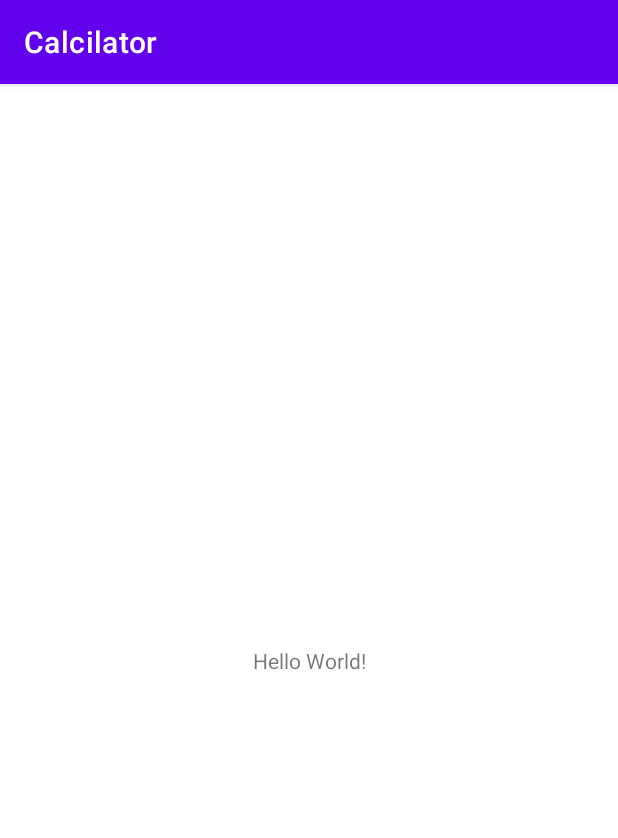
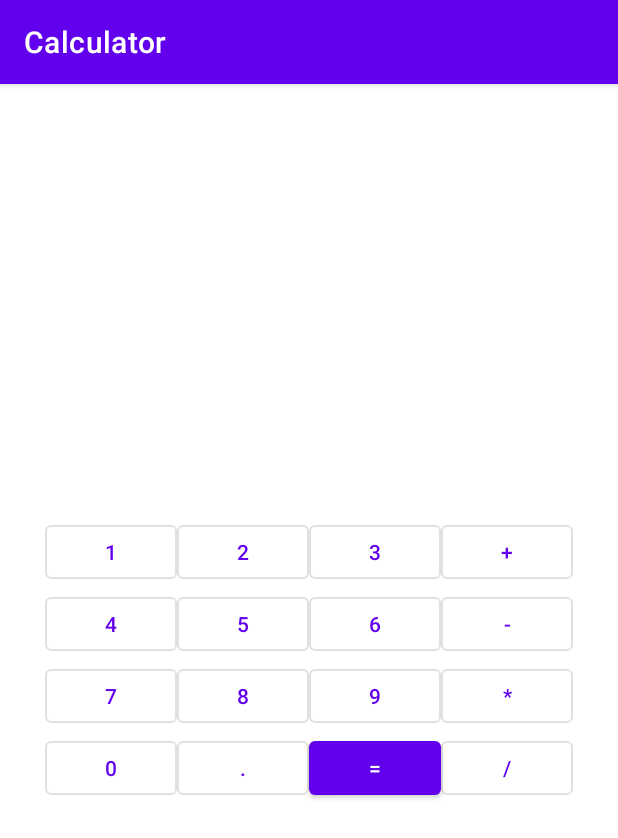
Before and after one commit to DenZoHunter/Calculator, an Android app: the screen it shows after launch (MainActivity), on a phone screen of 412 x 824 dp. Shown: the top 838 px of the screen. Run offline under Robolectric (Android 15) with nearby library versions, the phone set to English and light mode, and no system bars.

Commit message:
add buttons

```diff
--- a/app/src/main/res/layout/activity_main.xml
+++ b/app/src/main/res/layout/activity_main.xml
@@ -1,18 +1,123 @@
 <?xml version="1.0" encoding="utf-8"?>
-<androidx.constraintlayout.widget.ConstraintLayout xmlns:android="http://schemas.android.com/apk/res/android"
-    xmlns:app="http://schemas.android.com/apk/res-auto"
-    xmlns:tools="http://schemas.android.com/tools"
-    android:layout_width="match_parent"
-    android:layout_height="match_parent"
-    tools:context=".MainActivity">
+<GridLayout xmlns:android="http://schemas.android.com/apk/res/android"
+    android:layout_width="wrap_content"
+    android:layout_height="wrap_content"
+    android:layout_gravity="center"
+    android:columnCount="4"
+    android:orientation="horizontal">
 
-    <TextView
+
+    <Button
+        android:id="@+id/btn1"
+        style="?attr/materialButtonOutlinedStyle"
         android:layout_width="wrap_content"
         android:layout_height="wrap_content"
-        android:text="Hello World!"
-        app:layout_constraintBottom_toBottomOf="parent"
-        app:layout_constraintLeft_toLeftOf="parent"
-        app:layout_constraintRight_toRightOf="parent"
-        app:layout_constraintTop_toTopOf="parent" />
+        android:text="@string/button1" />
 
-</androidx.constraintlayout.widget.ConstraintLayout>
+
+    <Button
+        android:id="@+id/btn2"
+        style="?attr/materialButtonOutlinedStyle"
+        android:layout_width="wrap_content"
+        android:layout_height="wrap_content"
+        android:text="@string/button2" />
+
+    <Button
+        android:id="@+id/btn3"
+        style="?attr/materialButtonOutlinedStyle"
+        android:layout_width="wrap_content"
+        android:layout_height="wrap_content"
+        android:text="@string/button3" />
+
+    <Button
+        android:id="@+id/btn_plus"
+        style="?attr/materialButtonOutlinedStyle"
+        android:layout_width="wrap_content"
+        android:layout_height="wrap_content"
+        android:text="@string/button_plus" />
+
+    <Button
+        android:id="@+id/btn4"
+        style="?attr/materialButtonOutlinedStyle"
+        android:layout_width="wrap_content"
+        android:layout_height="wrap_content"
+        android:text="@string/button4" />
+
+    <Button
+        android:id="@+id/btn5"
+        style="?attr/materialButtonOutlinedStyle"
+        android:layout_width="wrap_content"
+        android:layout_height="wrap_content"
+        android:text="@string/button5" />
+
+    <Button
+        android:id="@+id/btn6"
+        style="?attr/materialButtonOutlinedStyle"
+        android:layout_width="wrap_content"
+        android:layout_height="wrap_content"
+        android:text="@string/button6" />
+
+    <Button
+        android:id="@+id/btn_minus"
+        style="?attr/materialButtonOutlinedStyle"
+        android:layout_width="wrap_content"
+        android:layout_height="wrap_content"
+        android:text="@string/button_minus" />
+
+    <Button
+        android:id="@+id/btn7"
+        style="?attr/materialButtonOutlinedStyle"
+        android:layout_width="wrap_content"
+        android:layout_height="wrap_content"
+        android:text="@string/button7" />
+
+    <Button
+        android:id="@+id/btn8"
+        style="?attr/materialButtonOutlinedStyle"
+        android:layout_width="wrap_content"
+        android:layout_height="wrap_content"
+        android:text="@string/button8" />
+
+    <Button
+        android:id="@+id/btn9"
+        style="?attr/materialButtonOutlinedStyle"
+        android:layout_width="wrap_content"
+        android:layout_height="wrap_content"
+        android:text="@string/button9" />
+
+    <Button
+        android:id="@+id/btn_multiply"
+        style="?attr/materialButtonOutlinedStyle"
+        android:layout_width="wrap_content"
+        android:layout_height="wrap_content"
+        android:text="@string/button_multiply" />
+
+    <Button
+        android:id="@+id/btn0"
+        style="?attr/materialButtonOutlinedStyle"
+        android:layout_width="wrap_content"
+
+        android:layout_height="wrap_content"
+        android:text="@string/button0" />
+
+    <Button
+        android:id="@+id/btn_dot"
+        style="?attr/materialButtonOutlinedStyle"
+        android:layout_width="wrap_content"
+        android:layout_height="wrap_content"
+        android:text="@string/button_dot" />
+
+    <Button
+        android:id="@+id/btn_equal"
+        android:layout_width="wrap_content"
+        android:layout_height="wrap_content"
+        android:text="@string/button_equal" />
+
+    <Button
+        android:id="@+id/btn_split"
+        style="?attr/materialButtonOutlinedStyle"
+        android:layout_width="wrap_content"
+        android:layout_height="wrap_content"
+        android:text="@string/button_split" />
+
+</GridLayout>
--- a/app/src/main/res/values/strings.xml
+++ b/app/src/main/res/values/strings.xml
@@ -1,3 +1,21 @@
 <resources>
-    <string name="app_name">Calcilator</string>
+    <string name="app_name">Calculator</string>
+    <string name="button1">1</string>
+    <string name="button2">2</string>
+    <string name="button3">3</string>
+    <string name="button4">4</string>
+    <string name="button5">5</string>
+    <string name="button6">6</string>
+    <string name="button7">7</string>
+    <string name="button8">8</string>
+    <string name="button9">9</string>
+    <string name="button0">0</string>
+    <string name="button_dot">.</string>
+    <string name="button_plus">+</string>
+    <string name="button_minus">-</string>
+    <string name="button_multiply">*</string>
+    <string name="button_split">/</string>
+    <string name="button_equal">=</string>
+
+
 </resources>
```
